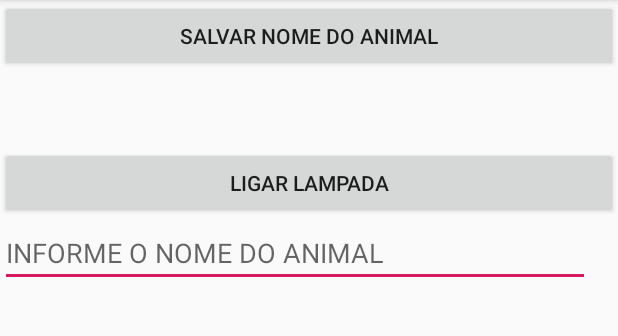
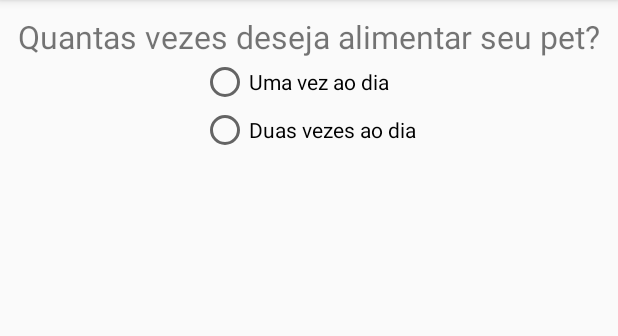
Before and after one commit to lmaths/TCC---APLICATIVO-MEU-PET, an Android app: the screen it shows after launch (MainActivity), on a phone screen of 412 x 824 dp, the part 84-420 px from its top. Run offline under Robolectric (Android 15) with nearby library versions, the phone set to English and light mode, and no system bars; our stand-ins replace Firebase (no records; nobody signed in at launch, a user with empty details on screens opened directly).

Commit message:
tela de alimentar o pet

```diff
--- a/AppNodeMcu/app/src/main/java/com/rightside/appnodemcu/Conexao.java
+++ /dev/null
@@ -1,36 +0,0 @@
-package com.rightside.appnodemcu;
-
-import android.app.Activity;
-import android.content.Context;
-import android.widget.Toast;
-
-import java.io.IOException;
-
-import okhttp3.OkHttpClient;
-import okhttp3.Request;
-import okhttp3.Response;
-
-public class Conexao {
-
-    public static String getDados(String urlUsuario) {
-
-            OkHttpClient client = new OkHttpClient();
-
-
-                    Request request = new Request.Builder()
-                            .url(urlUsuario)
-                            .build();
-
-                    try {
-                        Response response = client.newCall(request).execute();
-                        return response.body().string();
-
-                    } catch (IOException error) {
-                       return null;
-                    }
-
-
-
-        }
-
-}
--- a/AppNodeMcu/app/src/main/java/com/rightside/appnodemcu/MainActivity.java
+++ b/AppNodeMcu/app/src/main/java/com/rightside/appnodemcu/MainActivity.java
@@ -1,14 +1,13 @@
 package com.rightside.appnodemcu;
 
-import android.content.Context;
-import android.net.ConnectivityManager;
-import android.net.NetworkInfo;
-import android.os.AsyncTask;
 import android.support.v7.app.AppCompatActivity;
 import android.os.Bundle;
 import android.view.View;
 import android.widget.Button;
 import android.widget.EditText;
+import android.widget.LinearLayout;
+import android.widget.RadioButton;
+import android.widget.RadioGroup;
 import android.widget.TextView;
 import android.widget.Toast;
 
@@ -17,83 +16,92 @@ import com.google.firebase.database.FirebaseDatabase;
 
 public class MainActivity extends AppCompatActivity {
 
-    Button btnLampada, btnLigar;
-    TextView txtResultado;
-    EditText editText;
-    private DatabaseReference databaseReference;
+    private EditText hour, min, hourSegunda, minSegunda;
+    private DatabaseReference horaAlimentacao1, horaAlimentacao2, minAlimentacao, minAlimentacao2, quantidadeAlim;
+    private RadioGroup radioGroup;
+
+    private Button buttonSalvar;
+    private TextView textView;
+    private LinearLayout segundaAlim, horariosLayout;
+
 
     @Override
     protected void onCreate(Bundle savedInstanceState) {
         super.onCreate(savedInstanceState);
         setContentView(R.layout.activity_main);
-
-        databaseReference = FirebaseDatabase.getInstance().getReference("usuario");
-
-        btnLampada = findViewById(R.id.btnLampada);
-        btnLigar = findViewById(R.id.btnLigar);
-        editText = findViewById(R.id.editTeste);
+        inicializarComponentes();
+        horariosLayout.setVisibility(View.GONE);
 
 
-        btnLampada.setOnClickListener(new View.OnClickListener() {
-            @Override
-            public void onClick(View v) {
-
-               String name =  editText.getText().toString();
-
-
-                databaseReference.setValue(name);
-
-                Toast.makeText(MainActivity.this, "Salvo com sucesso", Toast.LENGTH_SHORT).show();
+        horaAlimentacao1 = FirebaseDatabase.getInstance().getReference("horaAlimentacao1");
+        horaAlimentacao2 = FirebaseDatabase.getInstance().getReference("horaAlimentacao2");
+        minAlimentacao = FirebaseDatabase.getInstance().getReference("minAlimentacao");
+        minAlimentacao2 = FirebaseDatabase.getInstance().getReference("minAlimentacao2");
+        quantidadeAlim = FirebaseDatabase.getInstance().getReference("qtdAlim");
 
 
 
-            }
-        });
 
-        btnLigar.setOnClickListener(new View.OnClickListener() {
-            @Override
-            public void onClick(View v) {
-                solicitaDados("0");
-            }
-        });
-    }
 
-    public void solicitaDados (String comando) {
+        buttonSalvar.setOnClickListener(new View.OnClickListener() {
+           @Override
+           public void onClick(View v) {
+            int horaAlim = Integer.parseInt(hour.getText().toString());
+            int minAlim = Integer.parseInt(min.getText().toString());
 
-        ConnectivityManager conManager = (ConnectivityManager)
-                getSystemService(Context.CONNECTIVITY_SERVICE);
-
-        NetworkInfo networkInfo = conManager.getActiveNetworkInfo();
-
-        if(networkInfo != null && networkInfo.isConnected()) {
-            String url = "http://192.168.0.108/gpio/";
-
-            new SolicitaDados().execute(url + comando);
-        } else {
-            Toast.makeText(MainActivity.this, "Não possui REDE", Toast.LENGTH_SHORT).show();
-        }
-    }
+            int hourAlimSegunda = Integer.parseInt(hourSegunda.getText().toString());
+            int minAlimSegunda = Integer.parseInt(minSegunda.getText().toString());
 
 
 
-    private class SolicitaDados extends AsyncTask<String, Void, String> {
+               Toast.makeText(MainActivity.this, "Hr" + horaAlim + minAlim + hourAlimSegunda + minAlimSegunda, Toast.LENGTH_LONG).show();
+
+            horaAlimentacao1.setValue(horaAlim);
+            minAlimentacao.setValue(minAlim);
+            horaAlimentacao2.setValue(hourAlimSegunda);
+            minAlimentacao2.setValue(minAlimSegunda);
+
+           }
+       });
 
 
-        @Override
-        protected String doInBackground(String... url) {
-            return Conexao.getDados(url[0]);
+
+
+
+
+}
+
+    public void checkButton(View view) {
+        boolean checked = ((RadioButton)view).isChecked();
+        switch (view.getId()) {
+            case R.id.btnDois:
+                if(checked)
+                    horariosLayout.setVisibility(View.VISIBLE);
+                    segundaAlim.setVisibility(View.VISIBLE);
+                    quantidadeAlim.setValue(true);
+                break;
+
+            case R.id.btnUm:
+                if(checked)
+                    horariosLayout.setVisibility(View.VISIBLE);
+                    segundaAlim.setVisibility(View.GONE);
+                    minSegunda.setText("0");
+                    hourSegunda.setText("0");
+                    quantidadeAlim.setValue(false);
+                    break;
+
         }
 
-        @Override
-        protected void onPostExecute(String resultado) {
+    }
 
-            if(resultado != null) {
+    public void inicializarComponentes() {
+        buttonSalvar = findViewById(R.id.btnSalvar);
+        segundaAlim = findViewById(R.id.segundaAlim);
+        hour = findViewById(R.id.hour);
+        min = findViewById(R.id.min);
+        hourSegunda = findViewById(R.id.hourSegunda);
+        minSegunda = findViewById(R.id.minSegunda);
+        horariosLayout = findViewById(R.id.horarioslayout);
 
-                txtResultado.setText(resultado);
-
-            } else {
-                Toast.makeText(MainActivity.this, "Ocorreu um erro", Toast.LENGTH_LONG).show();
-            }
-        }
     }
-}
+    }
--- a/AppNodeMcu/app/src/main/res/layout/activity_main.xml
+++ b/AppNodeMcu/app/src/main/res/layout/activity_main.xml
@@ -7,24 +7,154 @@
     android:layout_height="match_parent"
     tools:context=".MainActivity">
 
+    <LinearLayout
+        android:layout_width="fill_parent"
+        android:layout_height="wrap_content"
+        android:gravity="center"
 
-    <Button
-        android:id="@+id/btnLampada"
-        android:layout_width="match_parent"
-        android:text="Salvar nome do animal"
-        android:layout_height="wrap_content" />
-    <Button
-        android:id="@+id/btnLigar"
-        android:layout_marginTop="50dp"
-        android:text="LIGAR LAMPADA"
-        android:layout_width="match_parent"
-        android:layout_height="wrap_content" />
+        android:orientation="vertical">
 
-    <EditText
-        android:id="@+id/editTeste"
-        android:layout_width="393dp"
+        <TextView
+            android:layout_width="wrap_content"
+            android:layout_height="wrap_content"
+            android:layout_marginTop="10dp"
+            android:text="Quantas vezes deseja alimentar seu pet?"
+            android:textSize="21sp" />
+
+
+        <RadioGroup
+            android:layout_width="wrap_content"
+            android:layout_height="wrap_content"
+            >
+
+        <RadioButton
+            android:onClick="checkButton"
+            android:id="@+id/btnUm"
+            android:layout_width="wrap_content"
+            android:layout_height="wrap_content"
+            android:text="Uma vez ao dia" />
+
+        <RadioButton
+            android:onClick="checkButton"
+            android:id="@+id/btnDois"
+            android:layout_width="wrap_content"
+            android:layout_height="wrap_content"
+            android:text="Duas vezes ao dia" />
+
+        </RadioGroup>
+
+    </LinearLayout>
+
+    <LinearLayout
+        android:id="@+id/horarioslayout"
+        android:layout_width="wrap_content"
         android:layout_height="wrap_content"
-        android:hint="INFORME O NOME DO ANIMAL" />
+        android:layout_gravity="center"
+        android:orientation="vertical">
+
+
+        <TextView
+            android:layout_width="wrap_content"
+            android:layout_height="wrap_content"
+            android:layout_gravity="center"
+            android:gravity="center"
+            android:text="Defina os Horarios:"
+            android:textSize="21sp" />
+
+        <LinearLayout
+            android:id="@+id/primeiraAlim"
+            android:layout_width="wrap_content"
+            android:layout_height="wrap_content"
+            android:layout_gravity="center"
+            android:gravity="center"
+            android:orientation="horizontal">
+
+            <TextView
+                android:layout_width="wrap_content"
+                android:layout_height="wrap_content"
+                android:text="Primeira alimentação:"
+                android:textSize="21sp" />
+
+            <EditText
+                android:id="@+id/hour"
+                android:layout_width="25dp"
+                android:layout_height="25dp"
+                android:layout_marginLeft="5dp"
+                android:background="@null"
+                android:inputType="number"
+                android:text="08"
+                android:textSize="20sp" />
+
+            <TextView
+                android:layout_width="wrap_content"
+                android:layout_height="wrap_content"
+                android:layout_marginLeft="5dp"
+                android:text=":"
+                android:textSize="20sp" />
+
+            <EditText
+                android:id="@+id/min"
+                android:layout_width="25dp"
+                android:layout_height="25dp"
+                android:layout_marginLeft="5dp"
+                android:background="@null"
+                android:inputType="number"
+                android:text="25"
+                android:textSize="20sp" />
+
+
+        </LinearLayout>
+
+        <LinearLayout
+            android:id="@+id/segundaAlim"
+            android:layout_width="wrap_content"
+            android:layout_height="wrap_content"
+            android:layout_gravity="center"
+            android:gravity="center"
+            android:orientation="horizontal">
+
+
+            <TextView
+                android:layout_width="wrap_content"
+                android:layout_height="wrap_content"
+                android:text="Segunda Alimentação:"
+                android:textSize="21sp" />
+
+            <EditText
+                android:id="@+id/hourSegunda"
+                android:layout_width="25dp"
+                android:layout_height="wrap_content"
+                android:layout_marginLeft="5dp"
+                android:background="@null"
+                android:inputType="number"
+                android:text="15"
+                android:textSize="20sp" />
+
+            <TextView
+                android:layout_width="wrap_content"
+                android:layout_height="wrap_content"
+                android:layout_marginLeft="5dp"
+                android:text=":"
+                android:textSize="20sp" />
+
+            <EditText
+                android:id="@+id/minSegunda"
+                android:layout_width="25dp"
+                android:layout_height="25dp"
+                android:layout_marginLeft="5dp"
+                android:background="@null"
+                android:inputType="number"
+                android:text="40"
+                android:textSize="20sp" />
+
+        </LinearLayout>
+        <Button
+            android:id="@+id/btnSalvar"
+            android:layout_width="match_parent"
+            android:layout_height="wrap_content"
+            android:text="Definir" />
+    </LinearLayout>
+
 
 
 
```
